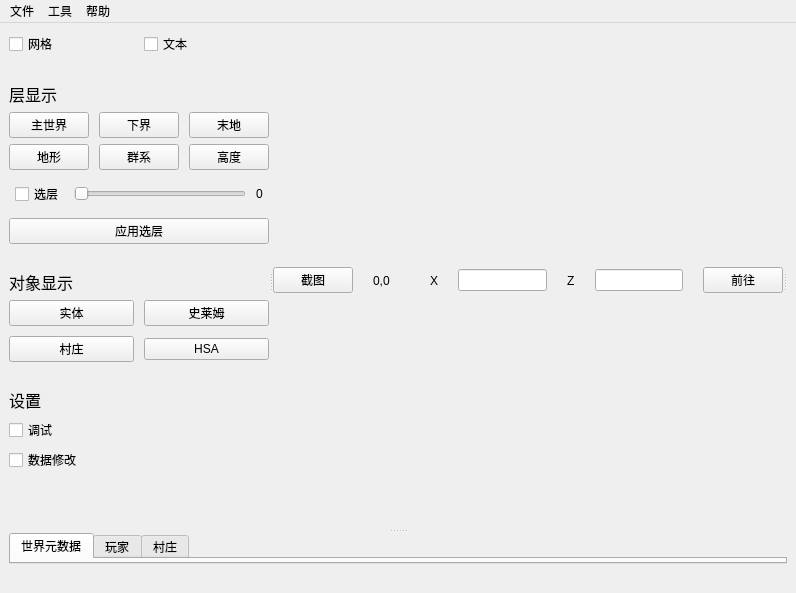
bedrock-dev/BedrockMap, file mainwindow.ui: the form before one commit.
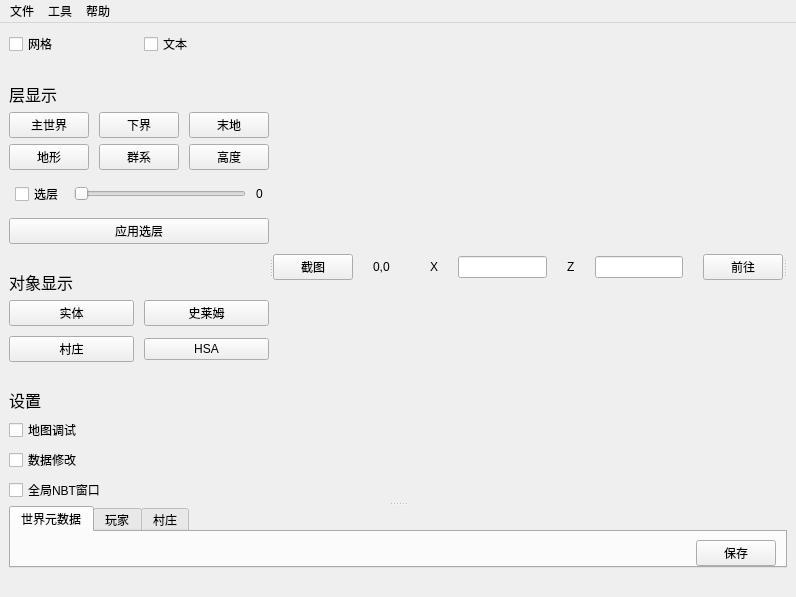
The form after the commit.

What changed in the file:
```diff
--- a/mainwindow.ui
+++ b/mainwindow.ui
@@ -300,7 +300,7 @@
            <item>
             <widget class="QCheckBox" name="debug_checkbox">
              <property name="text">
-              <string>调试</string>
+              <string>地图调试</string>
              </property>
             </widget>
            </item>
@@ -311,6 +311,13 @@
              </property>
             </widget>
            </item>
+           <item>
+            <widget class="QCheckBox" name="global_nbt_checkbox">
+             <property name="text">
+              <string>全局NBT窗口</string>
+             </property>
+            </widget>
+           </item>
           </layout>
          </item>
          <item>
@@ -428,6 +435,41 @@
            <attribute name="title">
             <string>世界元数据</string>
            </attribute>
+           <layout class="QVBoxLayout" name="verticalLayout_5">
+            <property name="topMargin">
+             <number>0</number>
+            </property>
+            <property name="bottomMargin">
+             <number>0</number>
+            </property>
+            <item>
+             <widget class="QWidget" name="level_dat_empty_widget" native="true"/>
+            </item>
+            <item>
+             <layout class="QHBoxLayout" name="horizontalLayout">
+              <item>
+               <spacer name="horizontalSpacer_3">
+                <property name="orientation">
+                 <enum>Qt::Horizontal</enum>
+                </property>
+                <property name="sizeHint" stdset="0">
+                 <size>
+                  <width>40</width>
+                  <height>20</height>
+                 </size>
+                </property>
+               </spacer>
+              </item>
+              <item>
+               <widget class="QPushButton" name="pushButton_3">
+                <property name="text">
+                 <string>保存</string>
+                </property>
+               </widget>
+              </item>
+             </layout>
+            </item>
+           </layout>
           </widget>
           <widget class="QWidget" name="tab_2">
            <attribute name="title">
```
Left out of the diff: 82 changed lines with no effect on the pictures.
